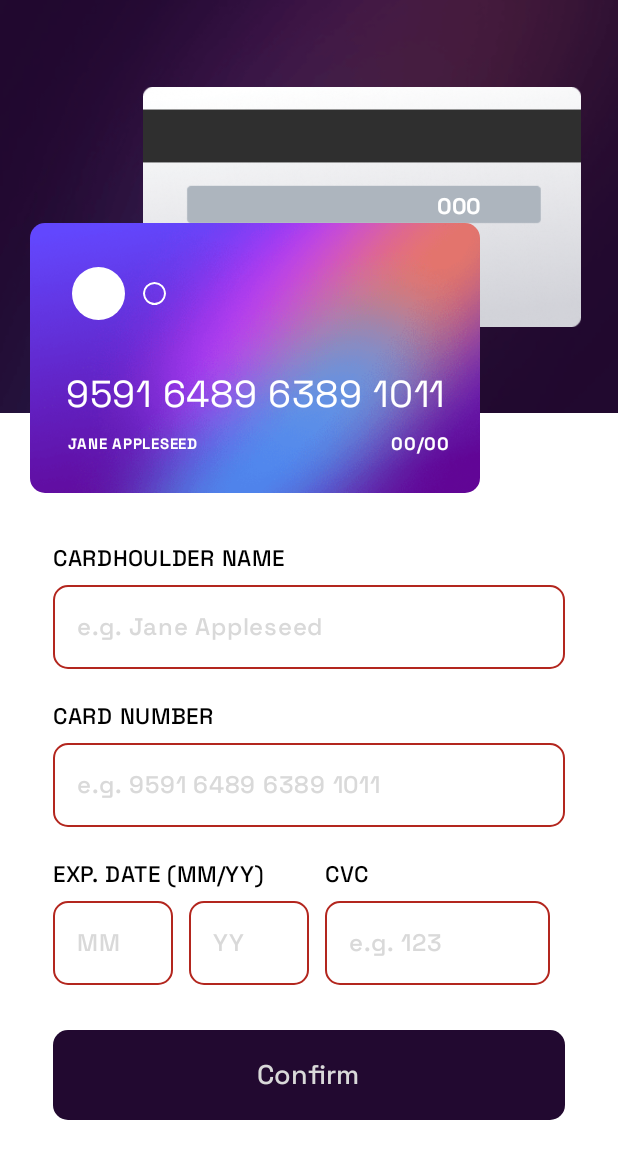
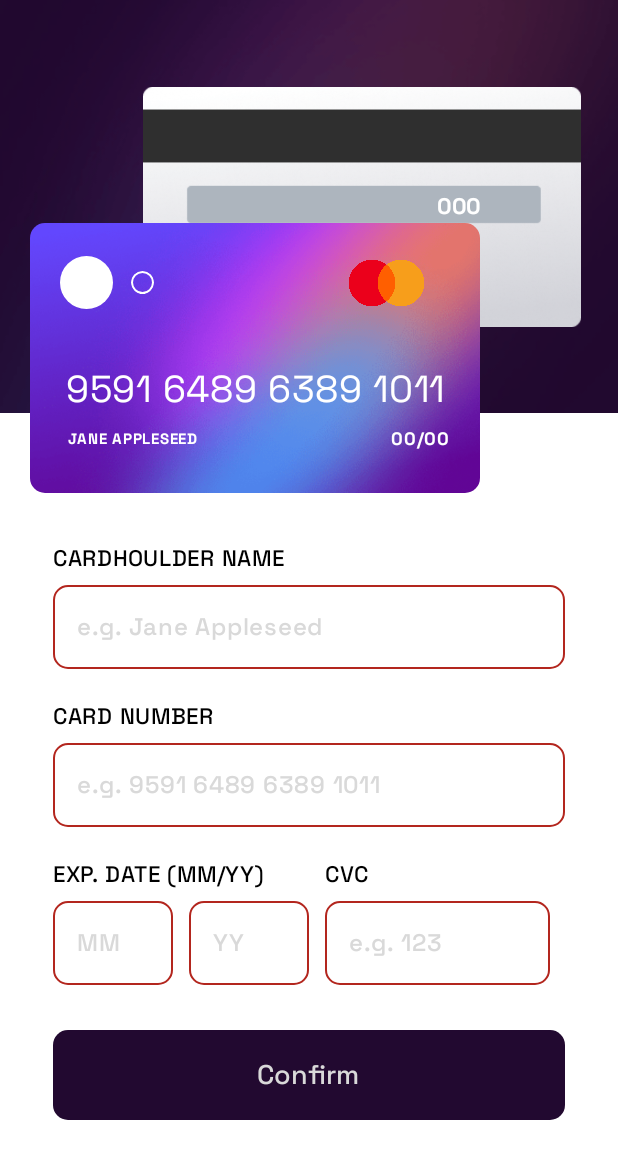
Before and after one commit to maykon3/my-bank, an Android app built with Jetpack Compose: the screen it shows after launch (MainActivity), on a phone screen of 412 x 824 dp. Shown: the top 1159 px of the screen. Run offline under Robolectric (Android 15) with nearby library versions, the phone set to English and light mode, and no system bars.

Commit message:
style: adição de bandeira de cartão, mas sem logica applicada para validar

```diff
--- a/app/build.gradle.kts
+++ b/app/build.gradle.kts
@@ -40,7 +40,6 @@ android {
 }
 
 dependencies {
-
     implementation(libs.androidx.core.ktx)
     implementation(libs.androidx.lifecycle.runtime.ktx)
     implementation(libs.androidx.activity.compose)
@@ -56,4 +55,5 @@ dependencies {
     androidTestImplementation(libs.androidx.ui.test.junit4)
     debugImplementation(libs.androidx.ui.tooling)
     debugImplementation(libs.androidx.ui.test.manifest)
+
 }
--- a/app/src/main/java/com/example/mybank/MainActivity.kt
+++ b/app/src/main/java/com/example/mybank/MainActivity.kt
@@ -6,6 +6,7 @@ import androidx.activity.ComponentActivity
 import androidx.activity.compose.setContent
 import androidx.activity.enableEdgeToEdge
 import androidx.compose.foundation.BorderStroke
+import androidx.compose.foundation.Image
 import androidx.compose.foundation.background
 import androidx.compose.foundation.border
 import androidx.compose.foundation.layout.Arrangement
@@ -72,6 +73,8 @@ class MainActivity : ComponentActivity() {
         }
     }
 }
+
+
 
 
 @OptIn(ExperimentalMaterial3Api::class)
@@ -370,7 +373,7 @@ fun CardFront(cardNumber : String, name : String,  expDate : String) {
             ) {
                 Row(
                     verticalAlignment = Alignment.CenterVertically,
-                    modifier = Modifier.padding(8.dp)
+                    modifier = Modifier.offset(y = (-20).dp)
 
                 ) {
                     Card(
@@ -391,9 +394,18 @@ fun CardFront(cardNumber : String, name : String,  expDate : String) {
 
                     ) {}
 
+                    Spacer(modifier = Modifier.padding(start = 120.dp))
+
+                    Image(
+                        painter = painterResource(id = R.drawable.mastercard_logo_wine),
+                        contentDescription = "",
+                        modifier = Modifier.size(70.dp)
+
+                    )
+
                 }
 
-                Spacer(modifier = Modifier.padding(top = 25.dp))
+
 
                 Text(
                     cardNumber,
```
Also changed, not shown: app/src/main/res/drawable/mastercard_logo_wine.png (added).
